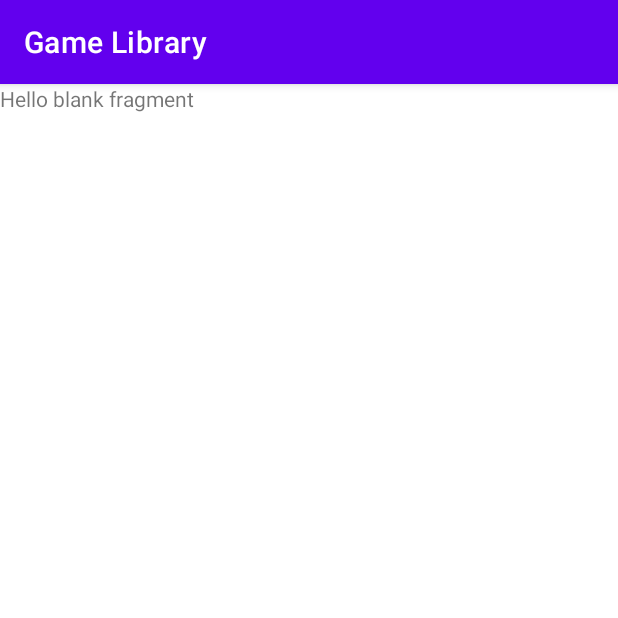
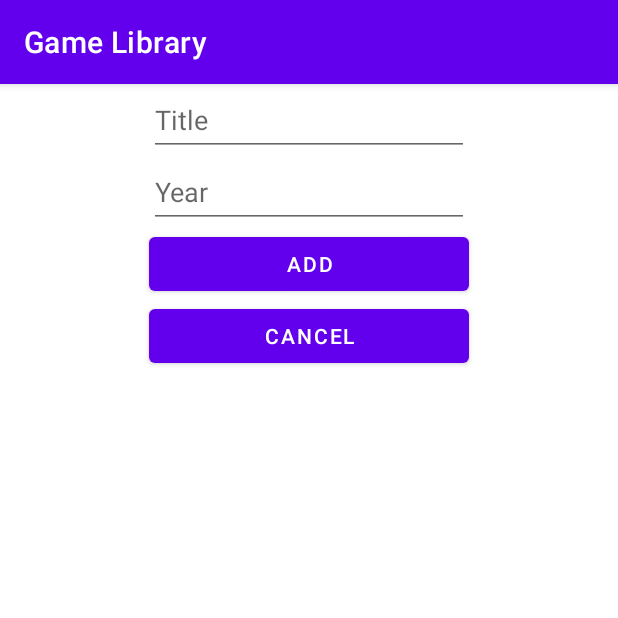
Before and after one commit to jwesgore/gamelibrary, an Android app: the fragment addGame placed in its activity, on a phone screen of 412 x 824 dp, the top half of it. Run offline under Robolectric (Android 15) with nearby library versions, the phone set to English and light mode, and no system bars; our stand-ins replace Firebase (no records; nobody signed in at launch, a user with empty details on screens opened directly).

Commit message:
add onclick for action button

```diff
--- a/app/src/main/res/layout/fragment_add_game.xml
+++ b/app/src/main/res/layout/fragment_add_game.xml
@@ -1,14 +1,50 @@
 <?xml version="1.0" encoding="utf-8"?>
-<FrameLayout xmlns:android="http://schemas.android.com/apk/res/android"
+<androidx.constraintlayout.widget.ConstraintLayout xmlns:android="http://schemas.android.com/apk/res/android"
+    xmlns:app="http://schemas.android.com/apk/res-auto"
     xmlns:tools="http://schemas.android.com/tools"
     android:layout_width="match_parent"
     android:layout_height="match_parent"
     tools:context=".app.addGame">
 
-    <!-- TODO: Update blank fragment layout -->
-    <TextView
-        android:layout_width="match_parent"
-        android:layout_height="match_parent"
-        android:text="@string/hello_blank_fragment" />
+    <Button
+        android:id="@+id/AddGame_buttonAdd"
+        android:layout_width="0dp"
+        android:layout_height="wrap_content"
+        android:text="@string/add_add"
+        app:layout_constraintEnd_toEndOf="@+id/AddGame_editTextYear"
+        app:layout_constraintStart_toStartOf="@+id/AddGame_editTextYear"
+        app:layout_constraintTop_toBottomOf="@+id/AddGame_editTextYear" />
 
-</FrameLayout>
+    <Button
+        android:id="@+id/AddGame_buttonCancel"
+        android:layout_width="0dp"
+        android:layout_height="wrap_content"
+        android:text="@string/add_cancel"
+        app:layout_constraintEnd_toEndOf="@+id/AddGame_buttonAdd"
+        app:layout_constraintStart_toStartOf="@+id/AddGame_buttonAdd"
+        app:layout_constraintTop_toBottomOf="@+id/AddGame_buttonAdd" />
+
+    <EditText
+        android:id="@+id/AddGame_editTextTitle"
+        android:layout_width="wrap_content"
+        android:layout_height="wrap_content"
+        android:ems="10"
+        android:hint="@string/add_title"
+        android:inputType="textPersonName"
+        android:minHeight="48dp"
+        app:layout_constraintEnd_toEndOf="parent"
+        app:layout_constraintStart_toStartOf="parent"
+        app:layout_constraintTop_toTopOf="parent" />
+
+    <EditText
+        android:id="@+id/AddGame_editTextYear"
+        android:layout_width="wrap_content"
+        android:layout_height="wrap_content"
+        android:ems="10"
+        android:hint="@string/add_year"
+        android:inputType="number"
+        android:minHeight="48dp"
+        app:layout_constraintEnd_toEndOf="@+id/AddGame_editTextTitle"
+        app:layout_constraintStart_toStartOf="@+id/AddGame_editTextTitle"
+        app:layout_constraintTop_toBottomOf="@+id/AddGame_editTextTitle" />
+</androidx.constraintlayout.widget.ConstraintLayout>
--- a/app/src/main/res/values/strings.xml
+++ b/app/src/main/res/values/strings.xml
@@ -12,4 +12,8 @@
     <string name="signup_name">Name</string>
     <string name="signup_passwordConfirm">Confirm password</string>
     <string name="signup_signup">Sign up</string>
+    <string name="add_add">Add</string>
+    <string name="add_cancel">Cancel</string>
+    <string name="add_title">Title</string>
+    <string name="add_year">Year</string>
 </resources>
```
